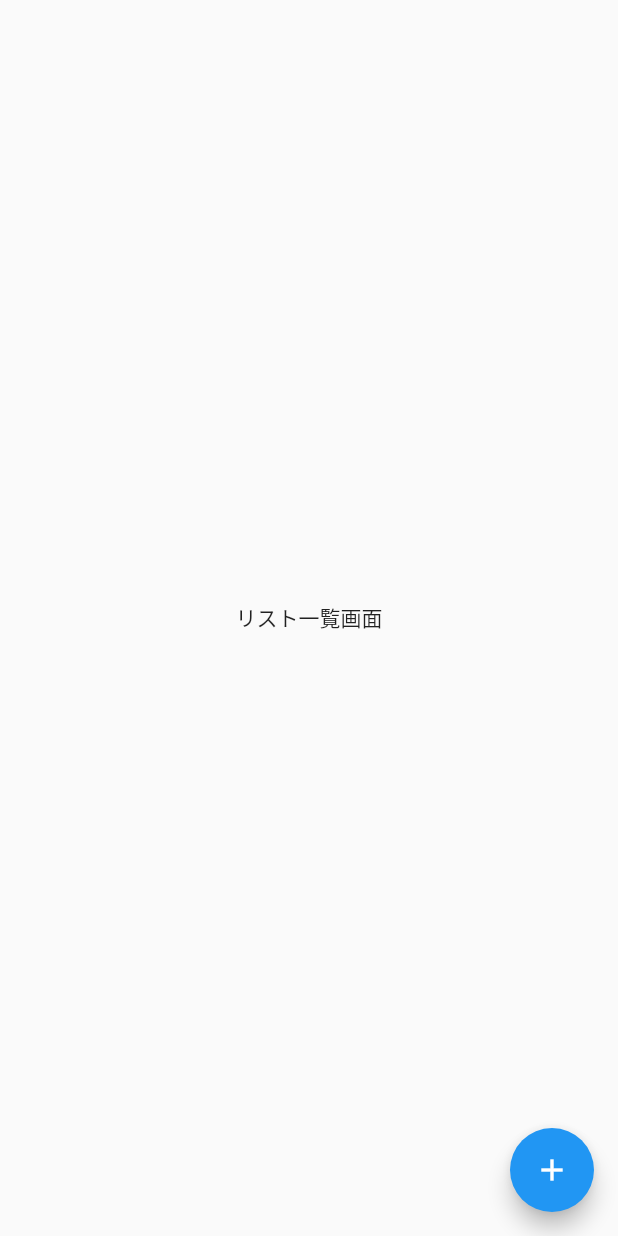
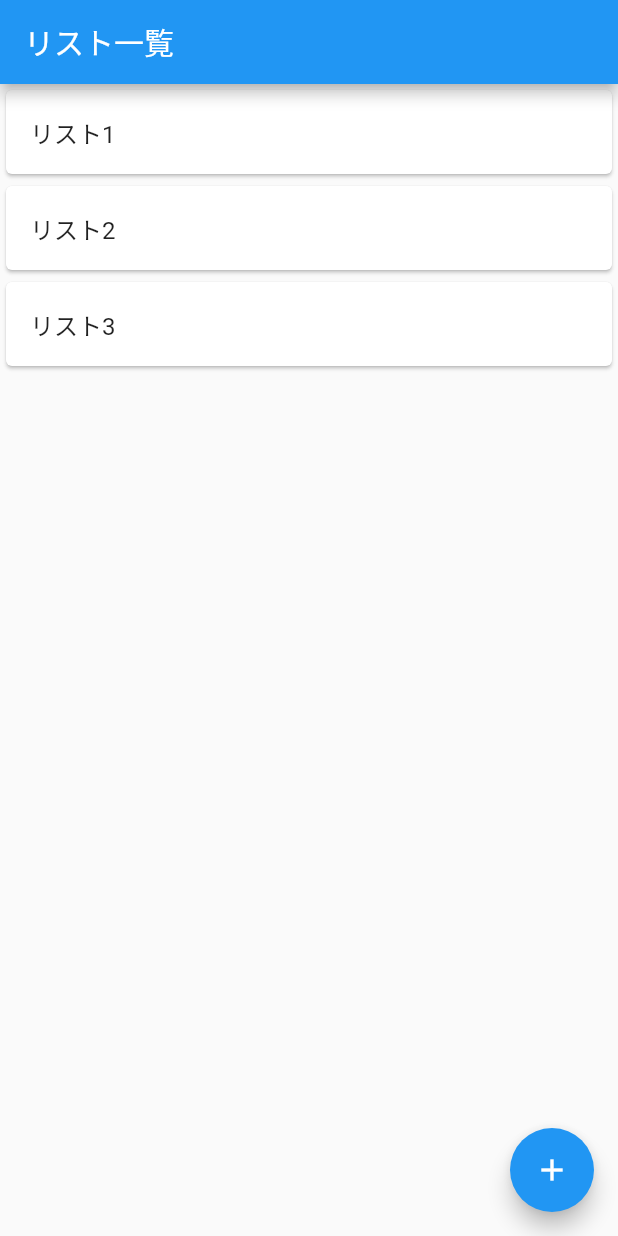
Before and after one commit to rmaejima/flutter-todo, a Flutter app: the screen it shows after launch, on a phone screen of 412 x 824 dp. Run offline on Flutter 3.47's test engine with Material 2 defaults, Android fonts, the phone set to English and light mode, and no system bars.

Commit message:
Add TodoList page layout

```diff
--- a/lib/pages/todo_list.dart
+++ b/lib/pages/todo_list.dart
@@ -6,8 +6,27 @@ class TodoListPage extends StatelessWidget {
   @override
   Widget build(BuildContext context) {
     return Scaffold(
-      body: Center(
-        child: Text('リスト一覧画面'),
+      appBar: AppBar(
+        title: Text("リスト一覧"),
+      ),
+      body: ListView(
+        children: <Widget>[
+          Card(
+            child: ListTile(
+              title: Text("リスト1"),
+            ),
+          ),
+          Card(
+            child: ListTile(
+              title: Text("リスト2"),
+            ),
+          ),
+          Card(
+            child: ListTile(
+              title: Text("リスト3"),
+            ),
+          ),
+        ],
       ),
       floatingActionButton: FloatingActionButton(
         onPressed: () {
```
